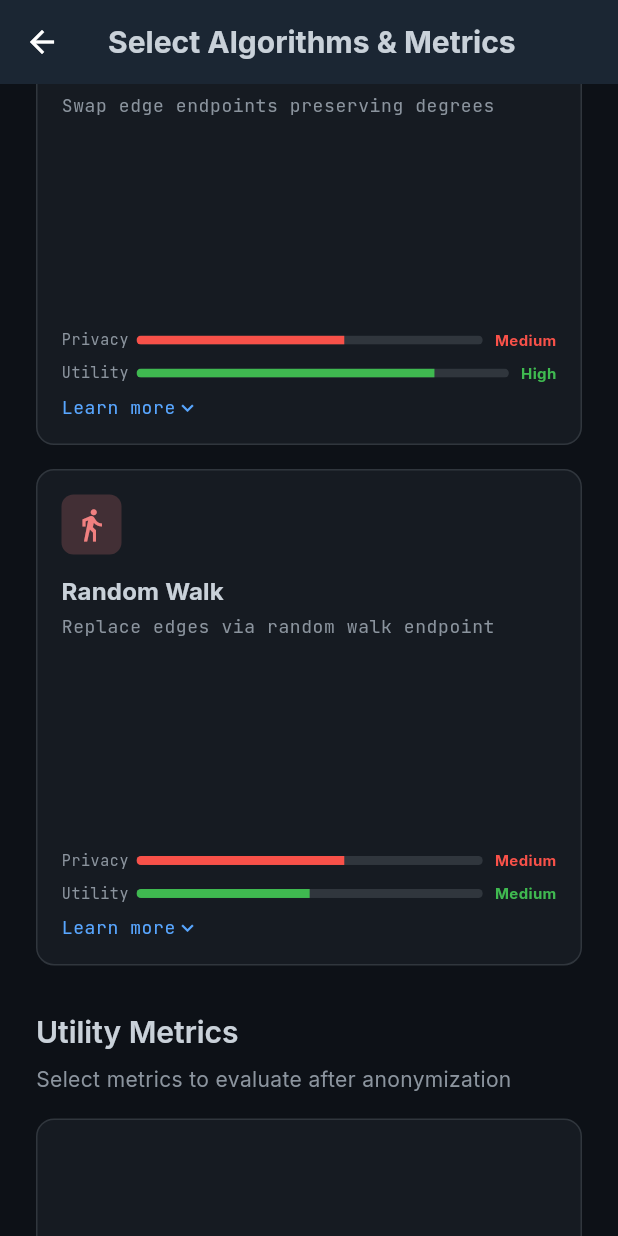
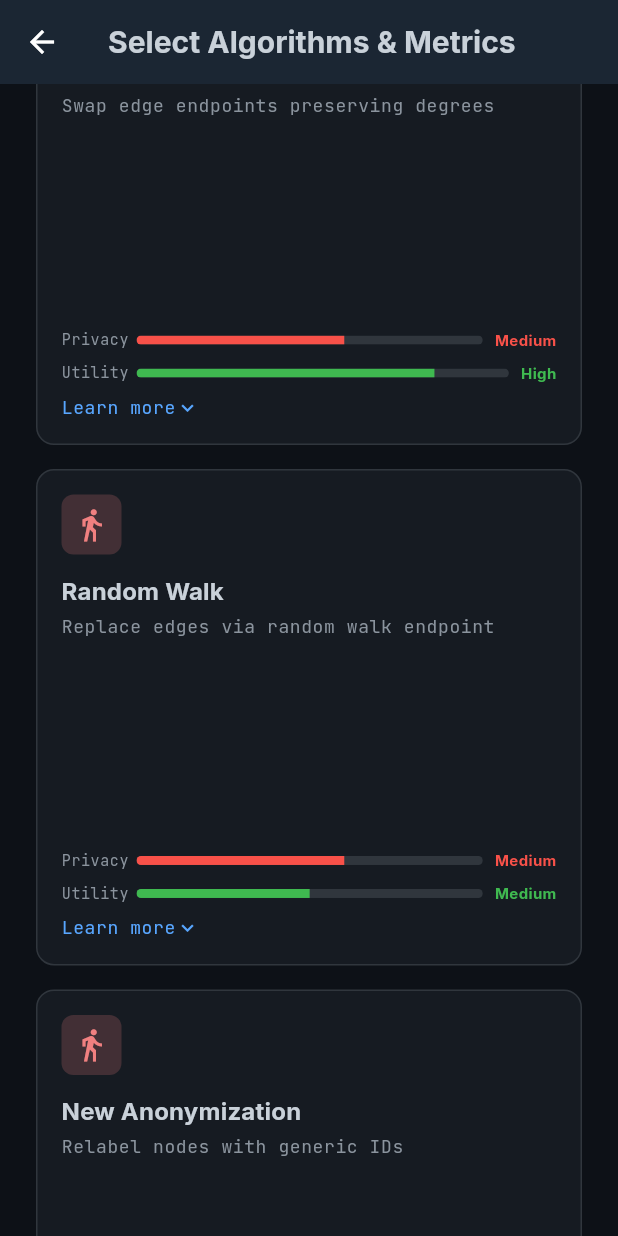
Before and after one commit to Milan72/SecGraph_Anony_Framework, a Flutter app: the AlgorithmScreen screen opened directly, scrolled down 1152 dp, on a phone screen of 412 x 824 dp. Run offline on Flutter 3.47's test engine with Material 3 defaults, Android fonts, the phone set to English and light mode, and no system bars; our stand-ins replace file_picker, google_fonts.

Commit message:
Test adding new algorithms

```diff
--- a/lib/models/algorithm_model.dart
+++ b/lib/models/algorithm_model.dart
@@ -5,6 +5,7 @@ enum AlgorithmType {
   randomAddDelete,
   randomSwitch,
   randomWalk,
+  newAnonymization,
 }
 
 enum PrivacyLevel { low, medium, high }
@@ -145,5 +146,23 @@ class AlgorithmModel {
           icon: Icons.directions_walk,
           color: Color(0xFFF08080),
         ),
+        const AlgorithmModel(
+          type: AlgorithmType.newAnonymization,
+          name: 'New Anonymization',
+          shortDescription: 'Relabel nodes with generic IDs',
+          fullDescription:
+              'Replaces each node ID with a generic ID to anonymize the graph.',
+          steps: [
+            'List all nodes',
+            'Sort nodes',
+            'Assign new generic IDs',
+            'Replace old IDs with new IDs in edges',
+          ],
+          privacy: PrivacyLevel.medium,
+          utility: UtilityLevel.medium,
+          useCase: 'Preserve global structure while disrupting local patterns',
+          icon: Icons.directions_walk,
+          color: Color(0xFFF08080),
+        ),
       ];
 }
```
Also changed, not shown: lib/utils/graph_algorithms.dart (+25 -0 lines).
